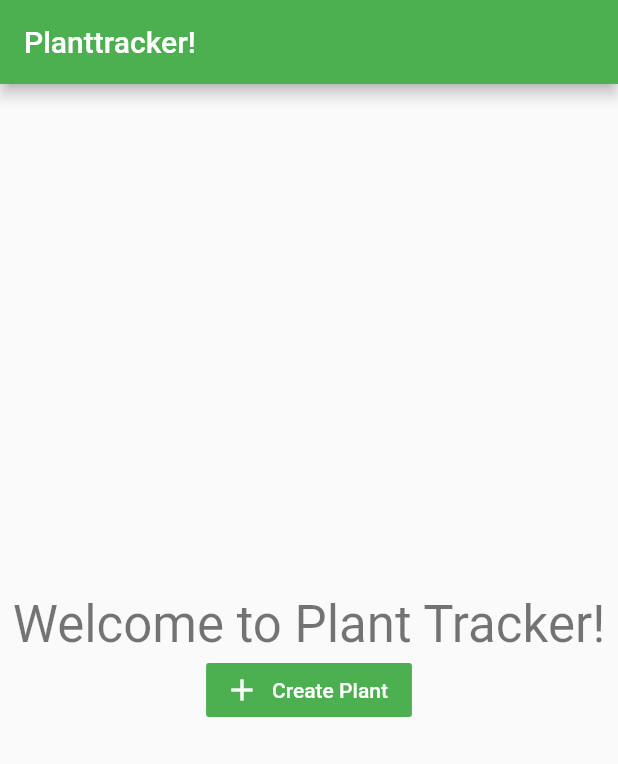
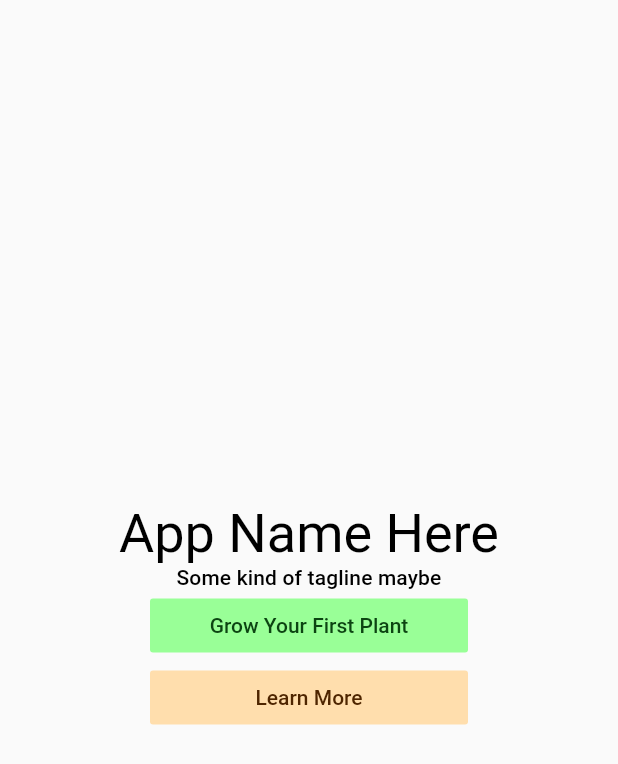
Before and after one commit to lucademian/plantingapp, a Flutter app: the screen it shows after launch, on a phone screen of 412 x 824 dp. Shown: the top 764 px of the screen. Run offline on Flutter 3.47's test engine with Material 2 defaults, Android fonts, the phone set to English and light mode, and no system bars; Roboto replaces fonts that are missing (Montserrat).

Commit message:
basic app structure

```diff
--- /dev/null
+++ b/lib/app/colors.dart
@@ -0,0 +1,8 @@
+import 'package:flutter/cupertino.dart';
+
+class PlantingColors {
+  static const lightGreen = Color(0xff99FF97);
+  static const darkGreen = Color(0xff0C4412);
+  static const lightBrown = Color(0xffFFDEAD);
+  static const darkBrown = Color(0xff4E2500);
+}
--- /dev/null
+++ b/lib/app/fonts.dart
@@ -0,0 +1,5 @@
+import 'package:flutter/material.dart';
+
+final plantingTextTheme = TextTheme(
+  headline1: TextStyle(color: Colors.black, fontFamily: "Montserrat", fontSize: 36.0, fontWeight: FontWeight.normal)
+);
--- /dev/null
+++ b/lib/app/theme.dart
@@ -0,0 +1,8 @@
+import 'package:flutter/material.dart';
+import 'package:plantingapp/app/fonts.dart';
+
+final plantingTheme = ThemeData(
+  primarySwatch: Colors.green,
+  visualDensity: VisualDensity.adaptivePlatformDensity,
+  textTheme: plantingTextTheme,
+);
--- a/lib/main.dart
+++ b/lib/main.dart
@@ -1,4 +1,7 @@
 import 'package:flutter/material.dart';
+
+import 'app/theme.dart';
+import 'ui/HomePage.dart';
 
 void main() {
   runApp(MyApp());
@@ -10,108 +13,8 @@ class MyApp extends StatelessWidget {
   Widget build(BuildContext context) {
     return MaterialApp(
       title: 'Planttracker',
-      theme: ThemeData(
-        // This is the theme of your application.
-        //
-        // Try running your application with "flutter run". You'll see the
-        // application has a blue toolbar. Then, without quitting the app, try
-        // changing the primarySwatch below to Colors.green and then invoke
-        // "hot reload" (press "r" in the console where you ran "flutter run",
-        // or simply save your changes to "hot reload" in a Flutter IDE).
-        // Notice that the counter didn't reset back to zero; the application
-        // is not restarted.
-        primarySwatch: Colors.green,
-        // This makes the visual density adapt to the platform that you run
-        // the app on. For desktop platforms, the controls will be smaller and
-        // closer together (more dense) than on mobile platforms.
-        visualDensity: VisualDensity.adaptivePlatformDensity,
-      ),
-      home: MyHomePage(title: 'Planttracker!'),
+      theme: plantingTheme,
+      home: HomePage(),
     );
   }
 }
-
-class MyHomePage extends StatefulWidget {
-  MyHomePage({Key key, this.title}) : super(key: key);
-
-  // This widget is the home page of your application. It is stateful, meaning
-  // that it has a State object (defined below) that contains fields that affect
-  // how it looks.
-
-  // This class is the configuration for the state. It holds the values (in this
-  // case the title) provided by the parent (in this case the App widget) and
-  // used by the build method of the State. Fields in a Widget subclass are
-  // always marked "final".
-
-  final String title;
-
-  @override
-  _MyHomePageState createState() => _MyHomePageState();
-}
-
-class _MyHomePageState extends State<MyHomePage> {
-  int _counter = 0;
-
-  void _incrementCounter() {
-    setState(() {
-      // This call to setState tells the Flutter framework that something has
-      // changed in this State, which causes it to rerun the build method below
-      // so that the display can reflect the updated values. If we changed
-      // _counter without calling setState(), then the build method would not be
-      // called again, and so nothing would appear to happen.
-      _counter++;
-    });
-  }
-
-  @override
-  Widget build(BuildContext context) {
-    // This method is rerun every time setState is called, for instance as done
-    // by the _incrementCounter method above.
-    //
-    // The Flutter framework has been optimized to make rerunning build methods
-    // fast, so that you can just rebuild anything that needs updating rather
-    // than having to individually change instances of widgets.
-    return Scaffold(
-      appBar: AppBar(
-        // Here we take the value from the MyHomePage object that was created by
-        // the App.build method, and use it to set our appbar title.
-        title: Text(widget.title),
-      ),
-      body: Center(
-        // Center is a layout widget. It takes a single child and positions it
-        // in the middle of the parent.
-        child: Column(
-          // Column is also a layout widget. It takes a list of children and
-          // arranges them vertically. By default, it sizes itself to fit its
-          // children horizontally, and tries to be as tall as its parent.
-          //
-          // Invoke "debug painting" (press "p" in the console, choose the
-          // "Toggle Debug Paint" action from the Flutter Inspector in Android
-          // Studio, or the "Toggle Debug Paint" command in Visual Studio Code)
-          // to see the wireframe for each widget.
-          //
-          // Column has various properties to control how it sizes itself and
-          // how it positions its children. Here we use mainAxisAlignment to
-          // center the children vertically; the main axis here is the vertical
-          // axis because Columns are vertical (the cross axis would be
-          // horizontal).
-          mainAxisAlignment: MainAxisAlignment.center,
-          children: <Widget>[
-            Text(
-              "Welcome to Plant Tracker!",
-              style: Theme.of(context).textTheme.headline4,
-              textAlign: TextAlign.center,
-            ),
-            FlatButton.icon(
-              onPressed: () => {},
-              icon: Icon(Icons.add),
-              label: Text("Create Plant"),
-              textColor: Colors.white,
-              color: Colors.green,
-            ),
-          ],
-        ),
-      ),
-    );
-  }
-}
--- a/lib/models/models.dart
+++ b/lib/models/models.dart
@@ -0,0 +1 @@
+export "plant.dart";
--- a/lib/models/plant.dart
+++ b/lib/models/plant.dart
@@ -1,4 +1,5 @@
 class Plant {
+  String id;
   double height;
   double waterLevel;
   DateTime createdAt;
@@ -9,7 +10,8 @@ class Plant {
   }) :
   this.height = height == null ? 0 : height,
   this.waterLevel = waterLevel == null ? 0 : waterLevel,
-  this.createdAt = DateTime.now();
+  this.createdAt = DateTime.now(),
+  this.id = "random id from firebase";
 
   void feed(double foodCount) {
     this.height += 10;
--- /dev/null
+++ b/lib/notifiers/notifiers.dart
@@ -0,0 +1 @@
+export "plants.dart";
--- /dev/null
+++ b/lib/notifiers/plants.dart
@@ -0,0 +1,31 @@
+import 'dart:collection';
+
+import 'package:flutter/widgets.dart';
+import 'package:plantingapp/models/models.dart';
+
+class PlantsModel extends ChangeNotifier {
+  /// Internal, private state of the plants.
+  final List<Plant> _plants = [];
+
+  /// An unmodifiable view of the items in the cart.
+  UnmodifiableListView<Plant> get plants => UnmodifiableListView(_plants);
+
+  /// The count of plants.
+  int get plantCount => _plants.length;
+
+  /// Adds [plant] to the list of plants.
+  void add(Plant newPlant) {
+    _plants.add(newPlant);
+
+    // TODO save in Firebase
+
+    // This call tells the widgets that are listening to this model to rebuild.
+    notifyListeners();
+  }
+
+  /// Removes the plant with the given [id] from the list
+  void removePlant(String id) {
+    _plants.removeWhere((plant) => plant.id == id);
+    notifyListeners();
+  }
+}
--- /dev/null
+++ b/lib/ui/HomePage.dart
@@ -0,0 +1,29 @@
+import 'package:flutter/material.dart';
+import 'package:plantingapp/notifiers/notifiers.dart';
+import 'package:provider/provider.dart';
+
+import 'NoPlantsScreen.dart';
+import 'PlantsList.dart';
+
+class HomePage extends StatelessWidget {
+  @override
+  Widget build(BuildContext context) {
+    return Scaffold(
+      body: ChangeNotifierProvider(
+        create: (context) => PlantsModel(),
+        child: Consumer<PlantsModel>(
+          // This function will be called every time the PlantsModel calls
+          // notifyListeners()
+          builder: (context, plants, child) {
+            if (plants.plantCount == 0) {
+              return NoPlantsScreen();
+            }
+            else {
+              return PlantsList(plants.plants);
+            }
+          },
+        )
+      ),
+    );
+  }
+}
--- /dev/null
+++ b/lib/ui/NoPlantsScreen.dart
@@ -0,0 +1,43 @@
+
+import 'package:flutter/material.dart';
+import 'package:plantingapp/models/models.dart';
+import 'package:plantingapp/notifiers/notifiers.dart';
+import 'package:plantingapp/ui/SolidButton.dart';
+import 'package:provider/provider.dart';
+
+class NoPlantsScreen extends StatelessWidget {
+  @override
+  Widget build(BuildContext context) {
+    return Center(
+      child: Column(
+        mainAxisAlignment: MainAxisAlignment.center,
+        children: <Widget>[
+          Text(
+            "App Name Here",
+            style: Theme.of(context).textTheme.headline1,
+            textAlign: TextAlign.center,
+          ),
+          Text(
+            "Some kind of tagline maybe",
+            style: Theme.of(context).textTheme.subtitle2,
+            textAlign: TextAlign.center,
+          ),
+          SolidButton(
+            "Grow Your First Plant",
+            theme: SolidButtonTheme.green,
+            onPressed: () => {
+              Provider.of<PlantsModel>(context, listen: false).add(Plant(height: 5))
+            },
+          ),
+          SolidButton(
+            "Learn More",
+            theme: SolidButtonTheme.brown,
+            onPressed: () => {
+            },
+          )
+        ],
+      ),
+    );
+  }
+
+}
--- /dev/null
+++ b/lib/ui/PlantsList.dart
@@ -0,0 +1,23 @@
+import 'dart:collection';
+
+import 'package:flutter/material.dart';
+import 'package:plantingapp/models/models.dart';
+
+class PlantsList extends StatelessWidget {
+  final UnmodifiableListView<Plant> _plants;
+
+  PlantsList(UnmodifiableListView<Plant> plants) : _plants = plants;
+
+  @override
+  Widget build(BuildContext context) {
+    return ListView.builder(
+      itemCount: _plants.length,
+      itemBuilder: (context, idx) {
+        Plant thisPlant = _plants[idx];
+        return Container(
+          child: Text(thisPlant.id)
+        );
+      }
+    );
+  }
+}
--- /dev/null
+++ b/lib/ui/SolidButton.dart
@@ -0,0 +1,49 @@
+import 'package:flutter/material.dart';
+import 'package:plantingapp/app/colors.dart';
+
+enum SolidButtonTheme {
+  green, brown
+}
+
+// represents a standard filled button with the given theme and text
+class SolidButton extends StatelessWidget {
+  final String text;
+  final SolidButtonTheme theme;
+  final Function() onPressed;
+
+  SolidButton(this.text, {
+    this.theme = SolidButtonTheme.green,
+    this.onPressed
+  });
+
+  @override
+  Widget build(BuildContext context) {
+    return FlatButton(
+      onPressed: this.onPressed,
+      child: Text(this.text),
+      textColor: this._getTextColor(),
+      color: this._getButtonColor(),
+      minWidth: MediaQuery.of(context).size.width - 200,
+    );
+  }
+
+  Color _getButtonColor() {
+    if (this.theme == SolidButtonTheme.green) {
+      return PlantingColors.lightGreen;
+    }
+    else if (this.theme == SolidButtonTheme.brown) {
+      return PlantingColors.lightBrown;
+    }
+    return PlantingColors.lightGreen;
+  }
+
+  Color _getTextColor() {
+    if (this.theme == SolidButtonTheme.green) {
+      return PlantingColors.darkGreen;
+    }
+    else if (this.theme == SolidButtonTheme.brown) {
+      return PlantingColors.darkBrown;
+    }
+    return PlantingColors.darkGreen;
+  }
+}
--- a/pubspec.yaml
+++ b/pubspec.yaml
@@ -23,7 +23,9 @@ environment:
 dependencies:
   flutter:
     sdk: flutter
-
+  firebase_core: "^0.7.0"
+  cloud_firestore: "^0.16.0"
+  provider: ^4.0.0
 
   # The following adds the Cupertino Icons font to your application.
   # Use with the CupertinoIcons class for iOS style icons.
```
Also changed, not shown: pubspec.lock, 2 other files.
